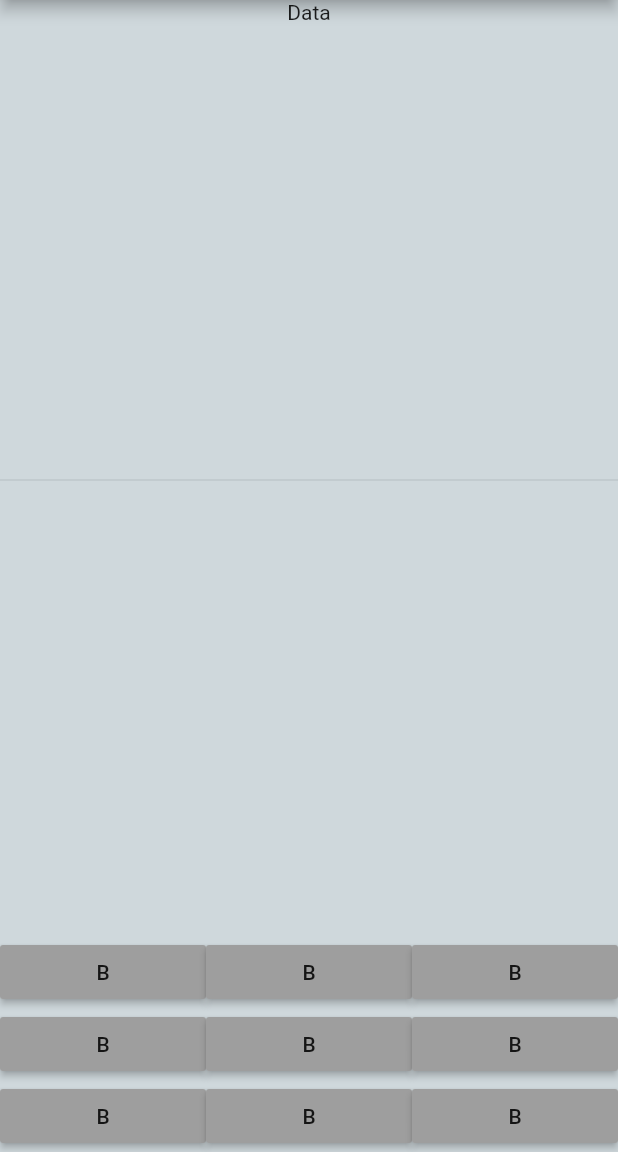
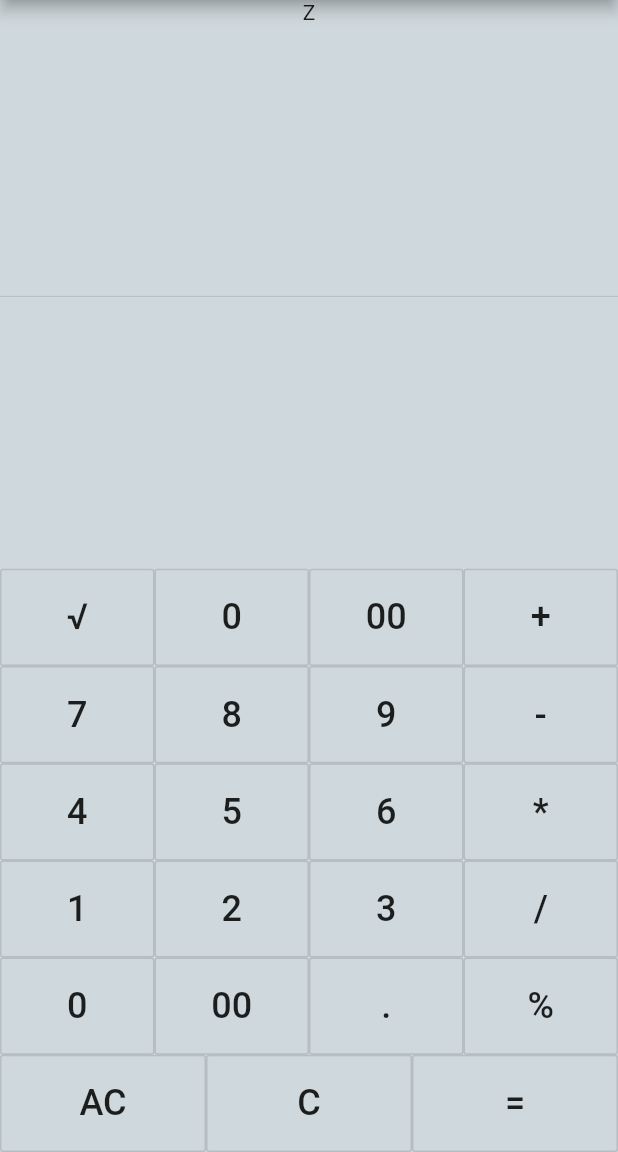
Before and after one commit to AshHasib/flutter-calculator, a Flutter app: the screen it shows after launch, on a phone screen of 412 x 824 dp, the part 84-1236 px from its top. Run offline on Flutter 3.47's test engine with Material 2 defaults, Android fonts, the phone set to English and light mode, and no system bars.

Commit message:
UI updated. Most of the buttons are implemented despite some modifications

```diff
--- a/lib/ui/home.dart
+++ b/lib/ui/home.dart
@@ -13,7 +13,7 @@ class HomeState extends State<Home> {
     return new Expanded(
       child: new Container(
         margin: const EdgeInsets.all(10.0),
-      child: new OutlineButton(
+        child:new OutlineButton(
         color: Colors.grey,
         child: new Text(
           text,
@@ -21,11 +21,33 @@ class HomeState extends State<Home> {
         ),
         onPressed: () => {},
       ),
-    ));
+      )
+    );
   }
 
   @override
   Widget build(BuildContext context) {
+
+    //TODO: implement control methods
+
+    Widget createButton(String text){
+      return new Expanded(
+        child: new OutlineButton(
+          child: new Text(
+            text,
+            style: new TextStyle(
+              fontStyle: FontStyle.normal,
+              fontSize: 24,
+              fontWeight: FontWeight.w500
+            ),
+            ),
+          padding: EdgeInsets.all(18.4),
+          onPressed: ()=>{},
+        ),
+      );
+    }
+
+
     // TODO: implement build
     return new Scaffold(
       backgroundColor: Colors.blueGrey.shade100,
@@ -36,91 +58,61 @@ class HomeState extends State<Home> {
       body: new Container(
         child: new Column(
           children: <Widget>[
-            new Text("Data"),
-            new Expanded(child: new Divider()),
-            new Container(
-              padding: EdgeInsets.all(0.0),
-              margin: EdgeInsets.all(0.0),
-              child: new Column(
+            new Text("Z"),
+
+            new Expanded(child:new Divider()),
+            new Column(
               children: <Widget>[
                 new Row(
                   children: <Widget>[
-                      new Expanded(
-                        child: new MaterialButton(
-                          color: Colors.grey,
-                          child: new Text("B"),
-                          onPressed: () => {},
-                        ),
-                      ),
-                      new Expanded(
-                        child: new MaterialButton(
-                          color: Colors.grey,
-                          child: new Text("B"),
-                          onPressed: () => {},
-                        ),
-                      ),
-                      new Expanded(
-                        child: new MaterialButton(
-                          color: Colors.grey,
-                          child: new Text("B"),
-                          onPressed: () => {},
-                        ),
-                      ),
+                    createButton("√"),
+                    createButton("0"),
+                    createButton("00"),
+                    createButton("+"),
                   ],
                 ),
                 new Row(
                   children: <Widget>[
-                      new Expanded(
-                        child: new MaterialButton(
-                          color: Colors.grey,
-                          child: new Text("B"),
-                          onPressed: () => {},
-                        ),
-                      ),
-                      new Expanded(
-                        child: new MaterialButton(
-                          color: Colors.grey,
-                          child: new Text("B"),
-                          onPressed: () => {},
-                        ),
-                      ),
-                      new Expanded(
-                        child: new MaterialButton(
-                          color: Colors.grey,
-                          child: new Text("B"),
-                          onPressed: () => {},
-                        ),
-                      ),
+                    createButton("7"),
+                    createButton("8"),
+                    createButton("9"),
+                    createButton("-"),
                   ],
                 ),
                 new Row(
                   children: <Widget>[
-                      new Expanded(
-                        child: new MaterialButton(
-                          color: Colors.grey,
-                          child: new Text("B"),
-                          onPressed: () => {},
+                    createButton("4"),
+                    createButton("5"),
+                    createButton("6"),
+                    createButton("*"),
+                  ],
                 ),
+                new Row(
+                  children: <Widget>[
+                    createButton("1"),
+                    createButton("2"),
+                    createButton("3"),
+                    createButton("/"),
+                  ],
                 ),
-                      new Expanded(
-                        child: new MaterialButton(
-                          color: Colors.grey,
-                          child: new Text("B"),
-                          onPressed: () => {},
+                new Row(
+                  children: <Widget>[
+                    createButton("0"),
+                    createButton("00"),
+                    createButton("."),
+                    createButton("%"),
+                  ],
                 ),
-                      ),
-                      new Expanded(
-                        child: new MaterialButton(
-                          color: Colors.grey,
-                          child: new Text("B"),
-                          onPressed: () => {},
-                        ),
-                      ),
+
+                new Row(
+                  children: <Widget>[
+                    createButton("AC"),
+                    createButton("C"),
+                    createButton("="),
                   ],
                 ),
               ],
-              ),
-            ),
+            )
           ],
         ),
       ),
```
Lines whose indentation alone changed are shown as unchanged.
